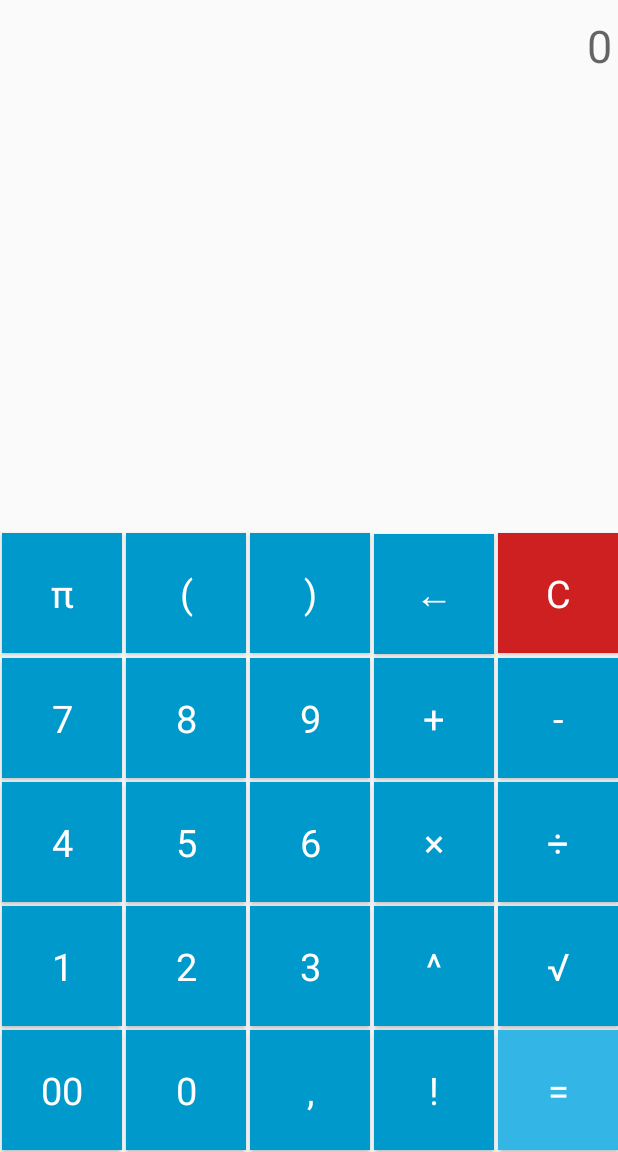
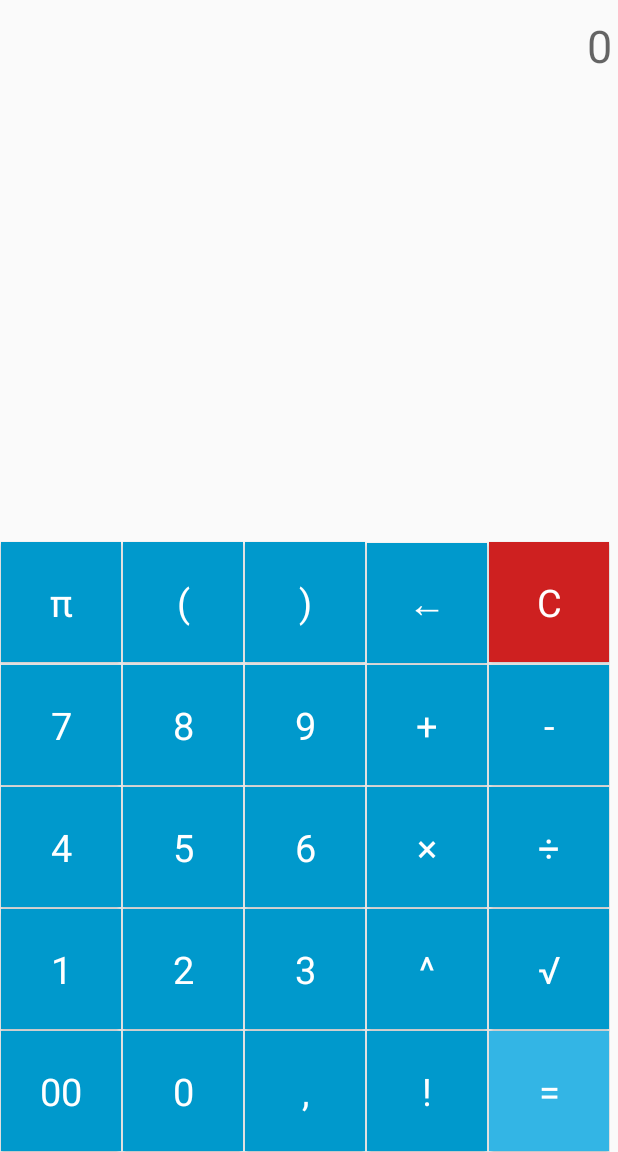
Before and after one commit to seniorlaguna/Calculator, an Android app: the screen it shows after launch (MainActivity), on a phone screen of 412 x 824 dp, the part 84-1236 px from its top. Run offline under Robolectric (Android 15) with nearby library versions, the phone set to English and light mode, and no system bars; libraries missing offline, so code that uses them is left out: com.udojava.evalex.

Commit message:
Button scale for wide screens improved

```diff
--- a/app/src/main/java/org/seniorlaguna/calculator/MainActivity.java
+++ b/app/src/main/java/org/seniorlaguna/calculator/MainActivity.java
@@ -171,13 +171,16 @@ public class MainActivity extends AppCompatActivity implements View.OnClickListe
 
     protected void scaleButtons() {
         //Divide by 5.1 for space between buttons
-        int size = getResources().getDisplayMetrics().widthPixels / 51 * 10;
+        int screenWidth = getResources().getDisplayMetrics().widthPixels;
+        int size = screenWidth / 51 * 10;
+        int margin = (screenWidth - (size * 5)) / 10;
 
         for (int i=0; i<mGridLayout.getChildCount(); i++) {
             Button button = (Button) mGridLayout.getChildAt(i);
             GridLayout.LayoutParams layoutParams = (GridLayout.LayoutParams) button.getLayoutParams();
             layoutParams.width = size;
             layoutParams.height = size;
+            layoutParams.setMargins(margin, margin, margin, margin);
 
             //Elevation
             if (Build.VERSION.SDK_INT >= Build.VERSION_CODES.LOLLIPOP) {
--- a/app/src/main/res/values/styles.xml
+++ b/app/src/main/res/values/styles.xml
@@ -10,7 +10,6 @@
     <style name="AppTheme.CalculatorButton">
 
         <item name="android:textSize">25sp</item>
-        <item name="android:layout_margin">2px</item>
         <item name="android:textColor">@android:color/white</item>
         <item name="android:background">@android:color/holo_blue_dark</item>
         <item name="android:onClick">onClick</item>
--- a/build.gradle
+++ b/build.gradle
@@ -7,7 +7,7 @@ buildscript {
         jcenter()
     }
     dependencies {
-        classpath 'com.android.tools.build:gradle:3.0.0'
+        classpath 'com.android.tools.build:gradle:3.1.3'
 
 
         // NOTE: Do not place your application dependencies here; they belong
```
